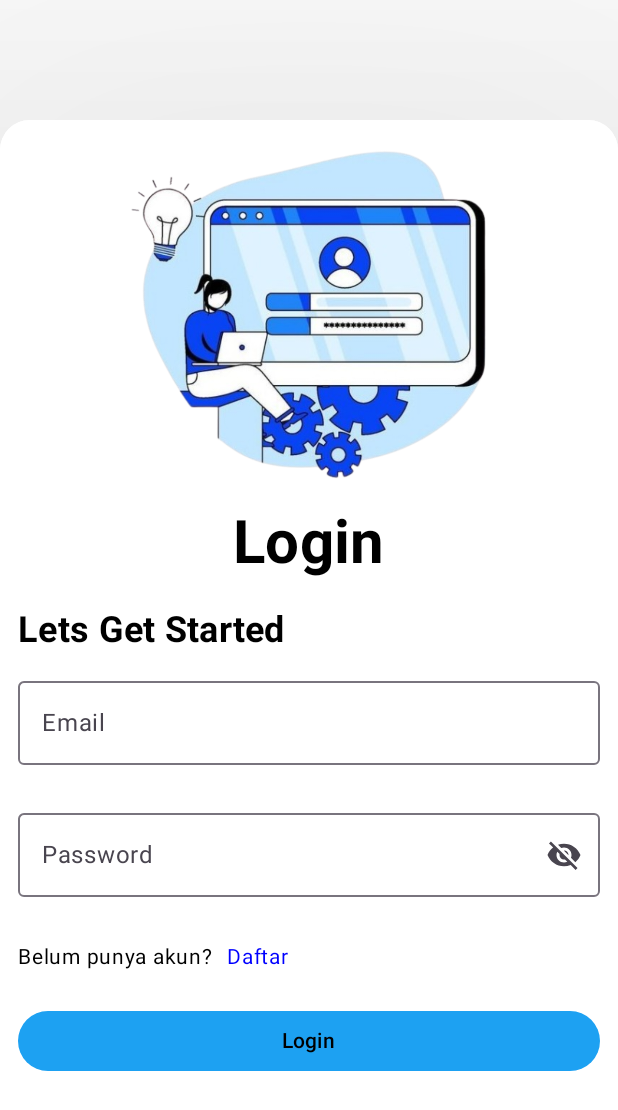
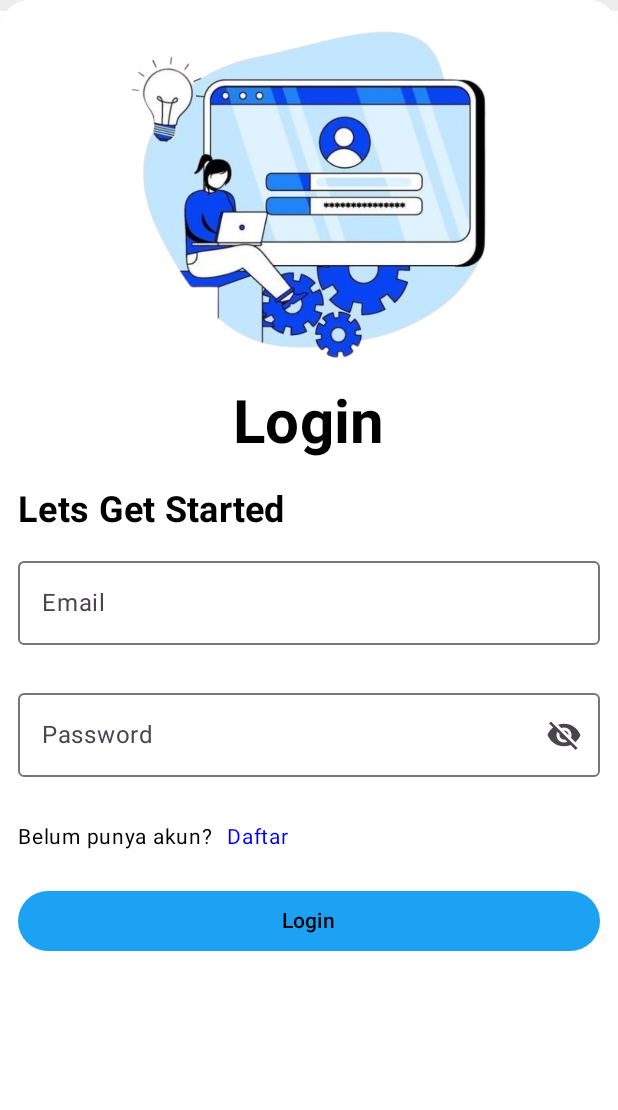
Before and after one commit to hafidz111/busy-mate, an Android app built with Jetpack Compose: the screen it shows after launch (MainActivity), on a phone screen of 412 x 824 dp. Shown: the top 1110 px of the screen. Run offline under Robolectric (Android 15) with nearby library versions, the phone set to English and light mode, and no system bars; our stand-ins replace Firebase (no records; nobody signed in at launch, a user with empty details on screens opened directly).

Commit message:
Memperbaiki back icon, merapihkan detailscreen & loginscreen

```diff
--- a/app/src/main/java/com/example/busymate/ui/screen/login/LoginScreen.kt
+++ b/app/src/main/java/com/example/busymate/ui/screen/login/LoginScreen.kt
@@ -48,6 +48,8 @@ fun LoginScreen(
     )
 ) {
     val context = LocalContext.current
+    val cardBg = MaterialTheme.colorScheme.surface
+    val contentColor = MaterialTheme.colorScheme.onSurface
 
     viewModel.apply {
         LaunchedEffect(loginSuccess) {
@@ -57,7 +59,6 @@ fun LoginScreen(
         Box(modifier = Modifier.fillMaxSize()) {
             Card(
                 modifier = modifier
-                    .padding(top = 80.dp)
                     .fillMaxSize(),
                 shape = RoundedCornerShape(
                     topStart = 20.dp,
@@ -67,7 +68,8 @@ fun LoginScreen(
                 ),
                 elevation = CardDefaults.elevatedCardElevation(200.dp),
                 colors = CardDefaults.cardColors(
-                    containerColor = Color.White
+                    containerColor = cardBg,
+                    contentColor   = contentColor
                 )
             ) {
 
@@ -75,7 +77,7 @@ fun LoginScreen(
                     modifier = modifier
                         .fillMaxSize()
                         .verticalScroll(rememberScrollState())
-                        .background(Color.White)
+                        .background(cardBg)
                 ) {
 
                     Image(
```
